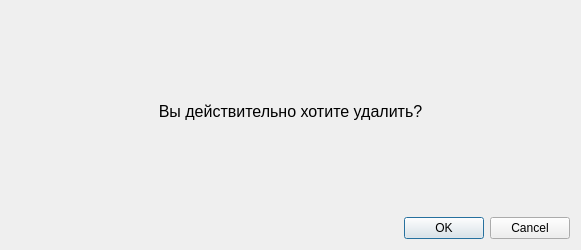
First picture: the form in deletetemplate.ui, repository gleboffsky/Dozing, before the edit.
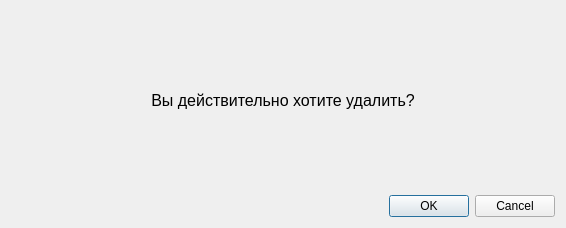
Second picture: the form after the edit. Icons and pictures are not drawn.

Patch:
```diff
--- a/deletetemplate.ui
+++ b/deletetemplate.ui
@@ -6,8 +6,8 @@
    <rect>
     <x>0</x>
     <y>0</y>
-    <width>581</width>
-    <height>250</height>
+    <width>566</width>
+    <height>228</height>
    </rect>
   </property>
   <property name="windowTitle">
```
Left out of the diff: 7 changed lines with no effect on the pictures.
